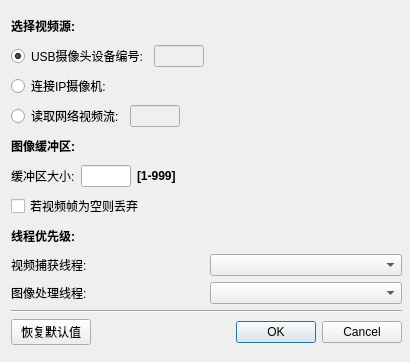
windless1015/VideoStitch, file UI/CameraConnectDialog.ui: the form before one commit.
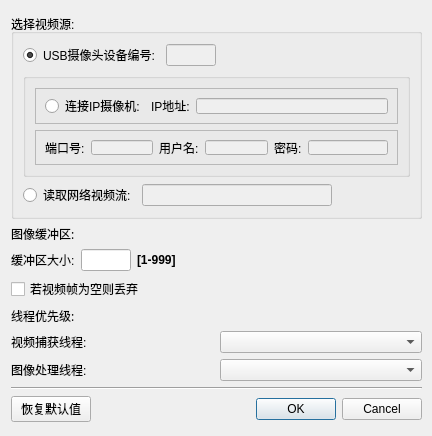
The form after the commit.

Commit message: 修改了连接的界面逻辑,优化网络摄像机连接的输入配置

Diff of the .ui file:
```diff
--- a/UI/CameraConnectDialog.ui
+++ b/UI/CameraConnectDialog.ui
@@ -6,8 +6,8 @@
    <rect>
     <x>0</x>
     <y>0</y>
-    <width>410</width>
-    <height>362</height>
+    <width>432</width>
+    <height>436</height>
    </rect>
   </property>
   <property name="sizePolicy">
@@ -30,27 +30,19 @@
     <rect>
      <x>11</x>
      <y>14</y>
-     <width>391</width>
-     <height>331</height>
+     <width>411</width>
+     <height>408</height>
     </rect>
    </property>
    <layout class="QVBoxLayout" name="verticalLayout_whole">
     <item>
      <layout class="QVBoxLayout" name="verticalLayout_top">
       <item>
-       <widget class="QLabel" name="label_select_camera">
-        <property name="font">
-         <font>
-          <pointsize>9</pointsize>
-          <weight>75</weight>
-          <bold>true</bold>
-         </font>
-        </property>
-        <property name="text">
+       <widget class="QGroupBox" name="groupBox_video_source">
+        <property name="title">
          <string>选择视频源:</string>
         </property>
-       </widget>
-      </item>
+        <layout class="QVBoxLayout" name="verticalLayout_2">
       <item>
        <layout class="QHBoxLayout" name="horizontalLayout_usb_camera">
         <item>
@@ -112,7 +104,22 @@
        </layout>
       </item>
       <item>
-       <layout class="QHBoxLayout" name="horizontalLayout_ip_camera">
+          <layout class="QHBoxLayout" name="horizontalLayout_2">
+           <item>
+            <widget class="QGroupBox" name="groupBox_ip_camera">
+             <property name="title">
+              <string/>
+             </property>
+             <layout class="QVBoxLayout" name="verticalLayout">
+              <item>
+               <widget class="QFrame" name="frame_ipCamera_top">
+                <property name="frameShape">
+                 <enum>QFrame::StyledPanel</enum>
+                </property>
+                <property name="frameShadow">
+                 <enum>QFrame::Raised</enum>
+                </property>
+                <layout class="QHBoxLayout" name="horizontalLayout">
         <item>
          <widget class="QRadioButton" name="ipCameraRadioBtn">
           <property name="enabled">
@@ -135,17 +142,102 @@
          </widget>
         </item>
         <item>
-         <spacer name="horizontalSpacer_2">
-          <property name="orientation">
-           <enum>Qt::Horizontal</enum>
-          </property>
-          <property name="sizeHint" stdset="0">
+                  <widget class="QLabel" name="label_ip_camera_address">
+                   <property name="text">
+                    <string>IP地址:</string>
+                   </property>
+                  </widget>
+                 </item>
+                 <item>
+                  <widget class="QLineEdit" name="lineEdit_ip_camera_address">
+                   <property name="enabled">
+                    <bool>false</bool>
+                   </property>
+                   <property name="minimumSize">
+                    <size>
+                     <width>120</width>
+                     <height>0</height>
+                    </size>
+                   </property>
+                  </widget>
+                 </item>
+                </layout>
+               </widget>
+              </item>
+              <item>
+               <widget class="QFrame" name="frame_ipCamera_bottom">
+                <property name="frameShape">
+                 <enum>QFrame::StyledPanel</enum>
+                </property>
+                <property name="frameShadow">
+                 <enum>QFrame::Raised</enum>
+                </property>
+                <layout class="QHBoxLayout" name="horizontalLayout_3">
+                 <item>
+                  <widget class="QLabel" name="label_ip_camera_port">
+                   <property name="text">
+                    <string>端口号:</string>
+                   </property>
+                  </widget>
+                 </item>
+                 <item>
+                  <widget class="QLineEdit" name="lineEdit_ip_camera_port">
+                   <property name="enabled">
+                    <bool>false</bool>
+                   </property>
+                   <property name="minimumSize">
            <size>
             <width>40</width>
-            <height>20</height>
-           </size>
-          </property>
-         </spacer>
+                     <height>0</height>
+                    </size>
+                   </property>
+                  </widget>
+                 </item>
+                 <item>
+                  <widget class="QLabel" name="label_ip_camera_user">
+                   <property name="text">
+                    <string>用户名:</string>
+                   </property>
+                  </widget>
+                 </item>
+                 <item>
+                  <widget class="QLineEdit" name="lineEdit_ip_camera_user">
+                   <property name="enabled">
+                    <bool>false</bool>
+                   </property>
+                   <property name="minimumSize">
+                    <size>
+                     <width>50</width>
+                     <height>0</height>
+                    </size>
+                   </property>
+                  </widget>
+                 </item>
+                 <item>
+                  <widget class="QLabel" name="label_ip_camera_psw">
+                   <property name="text">
+                    <string>密码:</string>
+                   </property>
+                  </widget>
+                 </item>
+                 <item>
+                  <widget class="QLineEdit" name="lineEdit_ip_camera_psw">
+                   <property name="enabled">
+                    <bool>false</bool>
+                   </property>
+                   <property name="minimumSize">
+                    <size>
+                     <width>80</width>
+                     <height>0</height>
+                    </size>
+                   </property>
+                  </widget>
+                 </item>
+                </layout>
+               </widget>
+              </item>
+             </layout>
+            </widget>
         </item>
        </layout>
       </item>
@@ -185,7 +277,7 @@
           </property>
           <property name="minimumSize">
            <size>
-            <width>50</width>
+               <width>190</width>
             <height>0</height>
            </size>
           </property>
@@ -212,13 +304,17 @@
         </item>
        </layout>
       </item>
+        </layout>
+       </widget>
+      </item>
       <item>
        <widget class="QLabel" name="label_img_buffer">
         <property name="font">
          <font>
+          <family>Algerian</family>
           <pointsize>9</pointsize>
-          <weight>75</weight>
-          <bold>true</bold>
+          <weight>50</weight>
+          <bold>false</bold>
          </font>
         </property>
         <property name="text">
@@ -314,9 +410,10 @@
        <widget class="QLabel" name="label_thread_priority">
         <property name="font">
          <font>
+          <family>Algerian</family>
           <pointsize>9</pointsize>
-          <weight>75</weight>
-          <bold>true</bold>
+          <weight>50</weight>
+          <bold>false</bold>
          </font>
         </property>
         <property name="text">
```
Left out of the diff: 115 changed lines with no effect on the pictures. Lines whose indentation alone changed are shown as unchanged. The commit also changes 3 other files.
